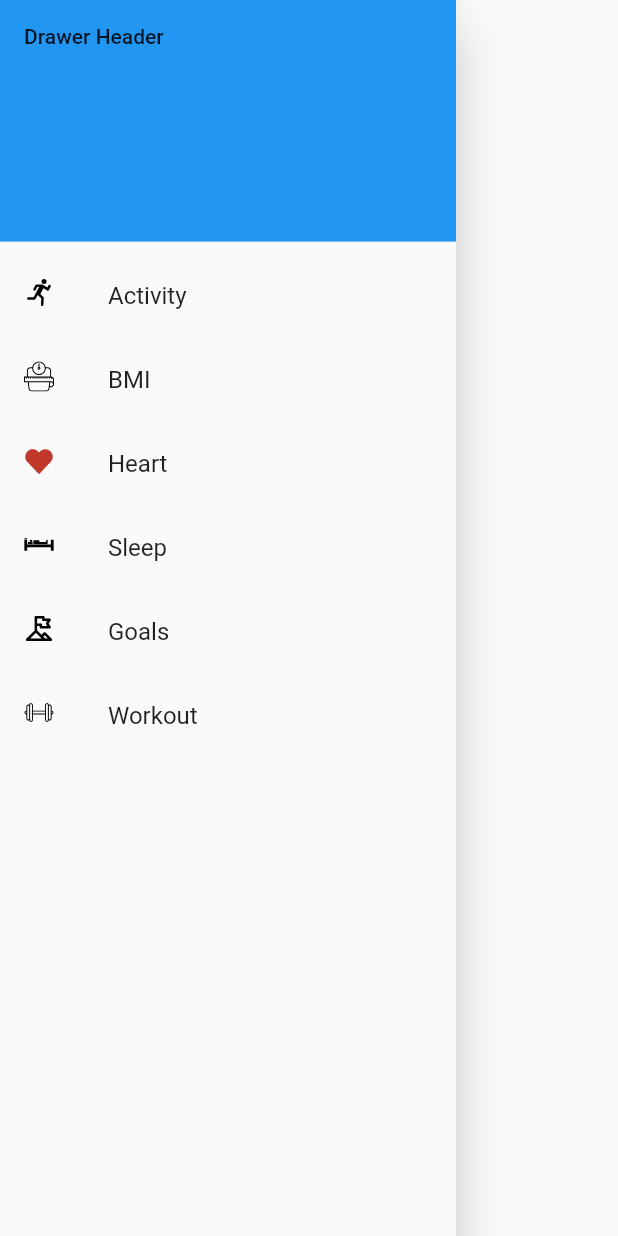
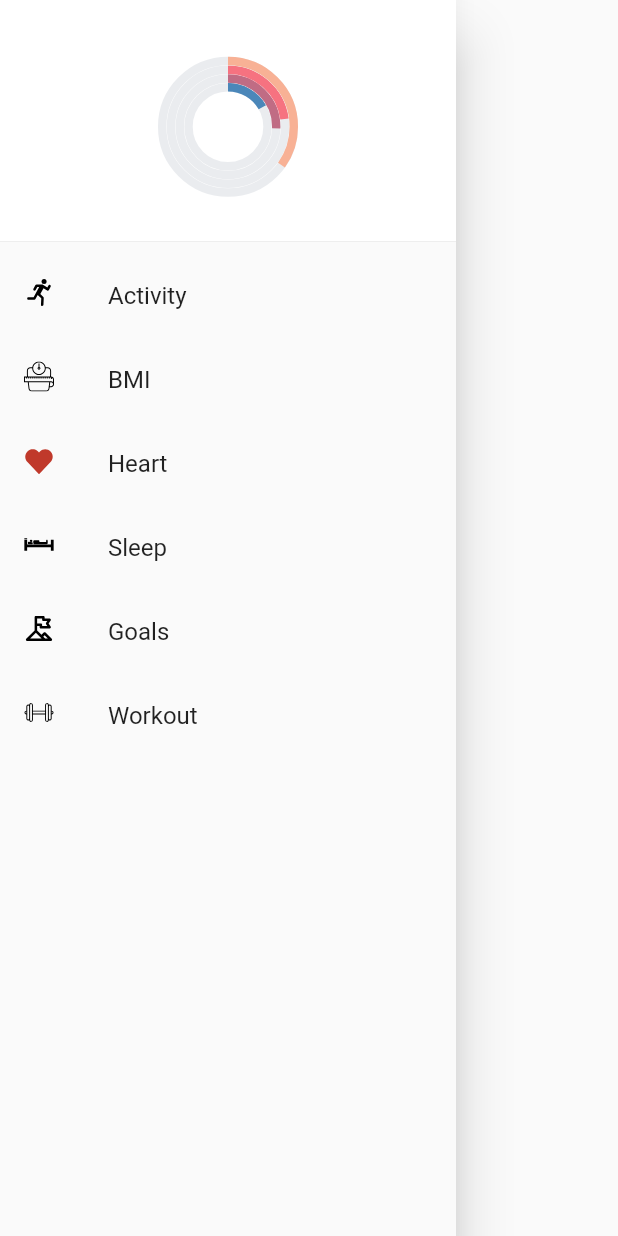
Before and after one commit to shilpashendre/flutter_web_app, a Flutter app: the MenuDrawer widget shown alone on an empty page, opened directly, on a phone screen of 412 x 824 dp. Run offline on Flutter 3.47's test engine with Material 2 defaults, Android fonts, the phone set to English and light mode, and no system bars; our stand-ins replace flutter_svg, percent_indicator, syncfusion_flutter_charts.

Commit message:
fix drawer header

```diff
--- a/lib/main.dart
+++ b/lib/main.dart
@@ -25,6 +25,6 @@ class MyApp extends StatelessWidget {
           ),
         ),
         drawer: const MenuDrawer(),
-        body: const DashBoardPage(title: "title"));
+        body: const DashBoardPage());
   }
 }
--- a/lib/pages/dashboard.dart
+++ b/lib/pages/dashboard.dart
@@ -9,9 +9,7 @@ import 'package:fitness_web_app/widgets/activity_feed.dart';
 import 'package:flutter/material.dart';
 
 class DashBoardPage extends StatefulWidget {
-  const DashBoardPage({Key? key, required this.title}) : super(key: key);
-
-  final String title;
+  const DashBoardPage({Key? key}) : super(key: key);
 
   @override
   State<DashBoardPage> createState() => _DashBoardPageState();
--- a/lib/pages/menu_drawer.dart
+++ b/lib/pages/menu_drawer.dart
@@ -2,6 +2,7 @@ import 'package:fitness_web_app/constants/images.dart';
 import 'package:fitness_web_app/models/drawer_menu_item.dart';
 import 'package:flutter/material.dart';
 import 'package:flutter_svg/flutter_svg.dart';
+import 'package:syncfusion_flutter_charts/charts.dart';
 
 class MenuDrawer extends StatefulWidget {
   const MenuDrawer({Key? key}) : super(key: key);
@@ -19,6 +20,12 @@ class _MenuDrawerState extends State<MenuDrawer> {
     DrawerMenuItem(title: "Goals", imagePath: Images.svgGoals),
     DrawerMenuItem(title: "Workout", imagePath: Images.svgWorkout)
   ];
+  final List<ChartData> chartData = [
+    ChartData('David', 25),
+    ChartData('Steve', 38),
+    ChartData('Jack', 34),
+    ChartData('Others', 52)
+  ];
   @override
   Widget build(BuildContext context) {
     return Drawer(
@@ -29,12 +36,17 @@ class _MenuDrawerState extends State<MenuDrawer> {
               padding: EdgeInsets.zero,
               shrinkWrap: true,
               children: [
-                const DrawerHeader(
-                  decoration: BoxDecoration(
-                    color: Colors.blue,
-                  ),
-                  child: Text('Drawer Header'),
-                ),
+                DrawerHeader(
+                    decoration: const BoxDecoration(
+                      color: Colors.white,
+                    ),
+                    child: SfCircularChart(series: <CircularSeries>[
+                      // Renders radial bar chart
+                      RadialBarSeries<ChartData, String>(
+                          dataSource: chartData,
+                          xValueMapper: (ChartData data, _) => data.x,
+                          yValueMapper: (ChartData data, _) => data.y)
+                    ])),
                 Wrap(children: [
                   SizedBox(
                     height: double.maxFinite,
@@ -63,3 +75,9 @@ class _MenuDrawerState extends State<MenuDrawer> {
     );
   }
 }
+
+class ChartData {
+  ChartData(this.x, this.y);
+  final String x;
+  final double y;
+}
```
